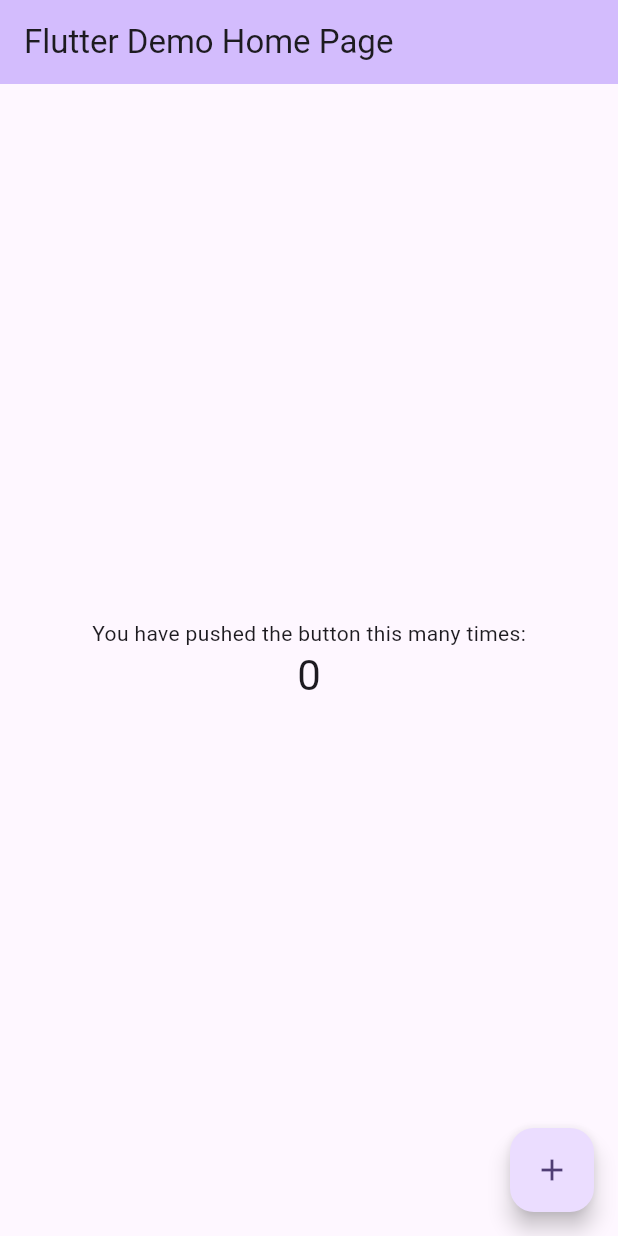
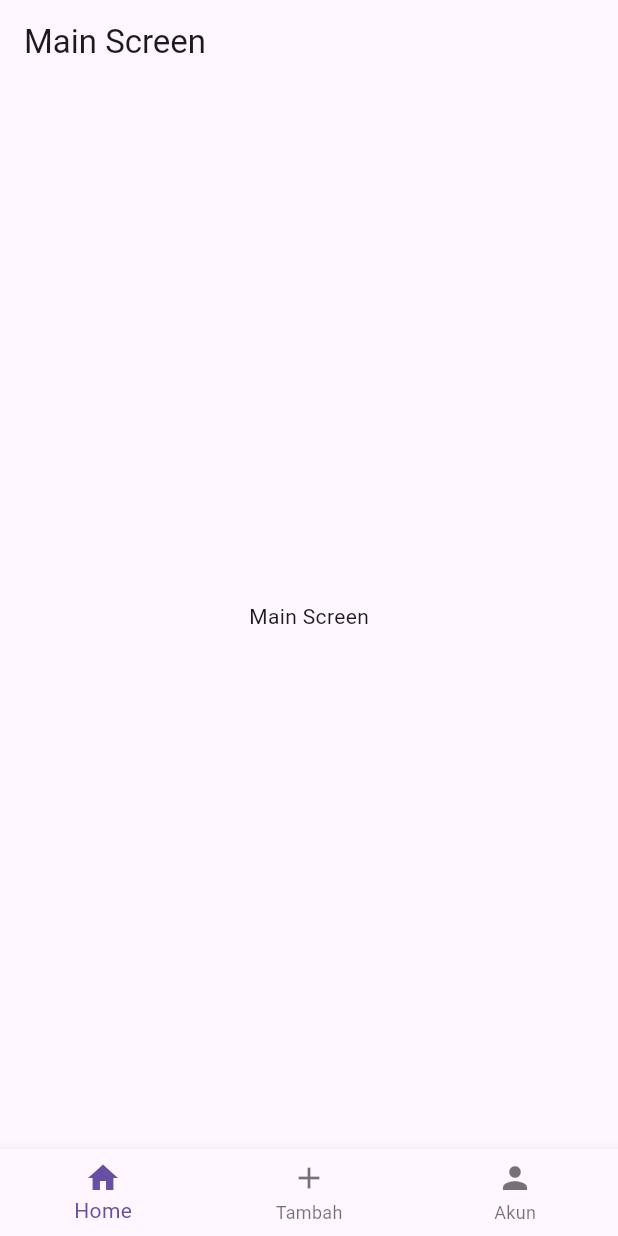
Before and after one commit to yamaniyuda/one_goal, a Flutter app: the screen it shows after launch, on a phone screen of 412 x 824 dp. Run offline on Flutter 3.47's test engine with Material 3 defaults, Android fonts, the phone set to English and light mode, and no system bars; our stand-ins replace go_router.

Commit message:
chore: setup button navigation

```diff
--- /dev/null
+++ b/lib/app/config/routes.dart
@@ -0,0 +1,10 @@
+import 'package:go_router/go_router.dart';
+import 'package:one_goal/presentation/screen/splash/spalsh.dart';
+import 'package:one_goal/presentation/screen/main/main.dart';
+
+final router = GoRouter(
+    routes: [
+        GoRoute(path: '/', builder: (context, state) => const MainScreen()),
+        GoRoute(path: '/splash', builder: (context, state) => const SplashScreen()),
+    ],
+);
--- a/lib/main.dart
+++ b/lib/main.dart
@@ -1,4 +1,5 @@
 import 'package:flutter/material.dart';
+import 'package:one_goal/app/config/routes.dart';
 
 void main() {
     runApp(const MyApp());
@@ -7,116 +8,11 @@
 class MyApp extends StatelessWidget {
     const MyApp({super.key});
 
-  // This widget is the root of your application.
     @override
     Widget build(BuildContext context) {
-    return MaterialApp(
-      title: 'Flutter Demo',
-      theme: ThemeData(
-        // This is the theme of your application.
-        //
-        // TRY THIS: Try running your application with "flutter run". You'll see
-        // the application has a purple toolbar. Then, without quitting the app,
-        // try changing the seedColor in the colorScheme below to Colors.green
-        // and then invoke "hot reload" (save your changes or press the "hot
-        // reload" button in a Flutter-supported IDE, or press "r" if you used
-        // the command line to start the app).
-        //
-        // Notice that the counter didn't reset back to zero; the application
-        // state is not lost during the reload. To reset the state, use hot
-        // restart instead.
-        //
-        // This works for code too, not just values: Most code changes can be
-        // tested with just a hot reload.
-        colorScheme: ColorScheme.fromSeed(seedColor: Colors.deepPurple),
-      ),
-      home: const MyHomePage(title: 'Flutter Demo Home Page'),
+        return MaterialApp.router(
+            routerConfig: router,
+            debugShowCheckedModeBanner: false,
         );
     }
 }
-
-class MyHomePage extends StatefulWidget {
-  const MyHomePage({super.key, required this.title});
-
-  // This widget is the home page of your application. It is stateful, meaning
-  // that it has a State object (defined below) that contains fields that affect
-  // how it looks.
-
-  // This class is the configuration for the state. It holds the values (in this
-  // case the title) provided by the parent (in this case the App widget) and
-  // used by the build method of the State. Fields in a Widget subclass are
-  // always marked "final".
-
-  final String title;
-
-  @override
-  State<MyHomePage> createState() => _MyHomePageState();
-}
-
-class _MyHomePageState extends State<MyHomePage> {
-  int _counter = 0;
-
-  void _incrementCounter() {
-    setState(() {
-      // This call to setState tells the Flutter framework that something has
-      // changed in this State, which causes it to rerun the build method below
-      // so that the display can reflect the updated values. If we changed
-      // _counter without calling setState(), then the build method would not be
-      // called again, and so nothing would appear to happen.
-      _counter++;
-    });
-  }
-
-  @override
-  Widget build(BuildContext context) {
-    // This method is rerun every time setState is called, for instance as done
-    // by the _incrementCounter method above.
-    //
-    // The Flutter framework has been optimized to make rerunning build methods
-    // fast, so that you can just rebuild anything that needs updating rather
-    // than having to individually change instances of widgets.
-    return Scaffold(
-      appBar: AppBar(
-        // TRY THIS: Try changing the color here to a specific color (to
-        // Colors.amber, perhaps?) and trigger a hot reload to see the AppBar
-        // change color while the other colors stay the same.
-        backgroundColor: Theme.of(context).colorScheme.inversePrimary,
-        // Here we take the value from the MyHomePage object that was created by
-        // the App.build method, and use it to set our appbar title.
-        title: Text(widget.title),
-      ),
-      body: Center(
-        // Center is a layout widget. It takes a single child and positions it
-        // in the middle of the parent.
-        child: Column(
-          // Column is also a layout widget. It takes a list of children and
-          // arranges them vertically. By default, it sizes itself to fit its
-          // children horizontally, and tries to be as tall as its parent.
-          //
-          // Column has various properties to control how it sizes itself and
-          // how it positions its children. Here we use mainAxisAlignment to
-          // center the children vertically; the main axis here is the vertical
-          // axis because Columns are vertical (the cross axis would be
-          // horizontal).
-          //
-          // TRY THIS: Invoke "debug painting" (choose the "Toggle Debug Paint"
-          // action in the IDE, or press "p" in the console), to see the
-          // wireframe for each widget.
-          mainAxisAlignment: MainAxisAlignment.center,
-          children: <Widget>[
-            const Text('You have pushed the button this many times:'),
-            Text(
-              '$_counter',
-              style: Theme.of(context).textTheme.headlineMedium,
-            ),
-          ],
-        ),
-      ),
-      floatingActionButton: FloatingActionButton(
-        onPressed: _incrementCounter,
-        tooltip: 'Increment',
-        child: const Icon(Icons.add),
-      ), // This trailing comma makes auto-formatting nicer for build methods.
-    );
-  }
-}
--- /dev/null
+++ b/lib/presentation/screen/main/main.dart
@@ -0,0 +1,2 @@
+export 'screen/home_screen.dart';
+export 'screen/main_screen.dart';
--- /dev/null
+++ b/lib/presentation/screen/main/screen/home_screen.dart
@@ -0,0 +1,24 @@
+import 'package:flutter/material.dart';
+
+class HomeScreen extends StatefulWidget {
+    const HomeScreen({super.key});
+
+    @override
+    State<HomeScreen> createState() => _HomeScreenState();
+}
+
+
+
+class _HomeScreenState extends State<HomeScreen> {
+    @override
+    Widget build(BuildContext context) {
+        return Scaffold(
+            appBar: AppBar(
+                title: const Text('Main Screen'),
+            ),
+            body: const Center(
+                child: Text('Main Screen'),
+            ),
+        );
+    }
+}
--- /dev/null
+++ b/lib/presentation/screen/main/screen/main_screen.dart
@@ -0,0 +1,48 @@
+import 'package:flutter/material.dart';
+import 'package:one_goal/presentation/screen/main/screen/home_screen.dart';
+
+
+class MainScreen extends StatefulWidget {
+    const MainScreen({super.key});
+
+    @override
+    State<MainScreen> createState() => _MainScreenState();
+}
+
+
+
+
+class _MainScreenState extends State<MainScreen> {
+    int _selectedIndex = 0;
+
+
+    final List<Widget> widgetOptions = const [
+        HomeScreen(),
+        HomeScreen(),
+        HomeScreen()
+    ];
+
+
+    void _onItemTapped(int index) {
+        setState(() {
+            _selectedIndex = index;
+        });
+    }
+
+
+    @override
+    Widget build(BuildContext context) {
+        return Scaffold(
+            body: widgetOptions.elementAt(_selectedIndex),
+            bottomNavigationBar: BottomNavigationBar(
+                currentIndex: _selectedIndex,
+                onTap: _onItemTapped,
+                items: const <BottomNavigationBarItem> [
+                    BottomNavigationBarItem(icon: Icon(Icons.home), label: 'Home'),
+                    BottomNavigationBarItem(icon: Icon(Icons.add), label: 'Tambah'),
+                    BottomNavigationBarItem(icon: Icon(Icons.person), label: 'Akun'),
+                ],
+            ),
+        );
+    }
+}
--- /dev/null
+++ b/lib/presentation/screen/splash/screen/splash_screen.dart
@@ -0,0 +1,15 @@
+import 'package:flutter/material.dart';
+
+class SplashScreen extends StatefulWidget {
+    const SplashScreen({super.key});
+
+    @override
+    State<SplashScreen> createState() => _SplashScreenState();
+}
+
+class _SplashScreenState extends State<SplashScreen> {
+    @override
+    Widget build(BuildContext context) {
+        return const Placeholder();
+    }
+}
--- /dev/null
+++ b/lib/presentation/screen/splash/spalsh.dart
@@ -0,0 +1 @@
+export 'screen/splash_screen.dart';
--- a/pubspec.yaml
+++ b/pubspec.yaml
@@ -34,6 +34,7 @@
   # The following adds the Cupertino Icons font to your application.
   # Use with the CupertinoIcons class for iOS style icons.
   cupertino_icons: ^1.0.8
+  go_router: ^14.8.1
 
 dev_dependencies:
   flutter_test:
```
Also changed, not shown: pubspec.lock. Lines whose indentation alone changed are shown as unchanged.
